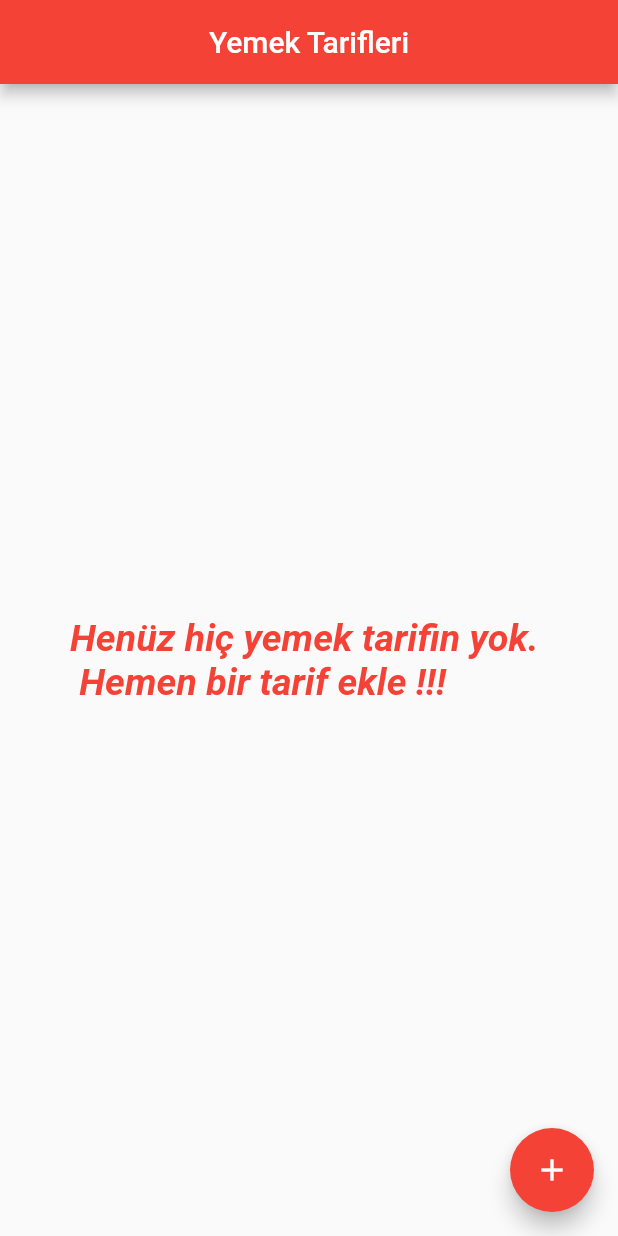
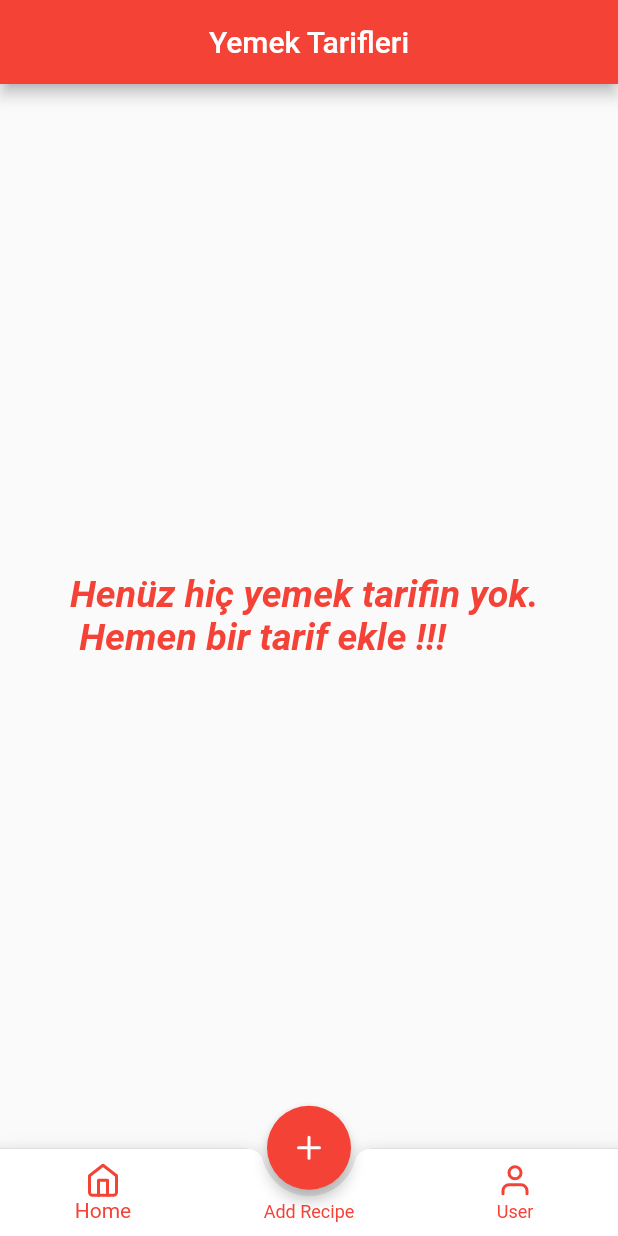
Before and after one commit to okangulsevil/sqflite_recipeapp, a Flutter app: the screen it shows after launch, on a phone screen of 412 x 824 dp. Run offline on Flutter 3.47's test engine with Material 2 defaults, Android fonts, the phone set to English and light mode, and no system bars; our stand-ins replace flutter_icons, sqflite; accounts and stored records are empty.

Commit message:
Bottom Bar Eklendi.

```diff
--- /dev/null
+++ b/lib/consts/my_icons.dart
@@ -0,0 +1,8 @@
+import 'package:flutter/material.dart';
+import 'package:flutter_icons/flutter_icons.dart';
+
+class MyAppIcons {
+  static IconData home = Feather.home;
+  static IconData addRecipe = Feather.plus;
+  static IconData user = Feather.user;
+}
--- a/lib/routes.dart
+++ b/lib/routes.dart
@@ -1,8 +1,10 @@
 import 'package:flutter/material.dart';
+import 'package:recipebook/screens/bottom_bar.dart';
 import 'package:recipebook/screens/home_screen.dart';
-import 'package:recipebook/screens/recipe_add_screen.dart';
+import 'package:recipebook/screens/add_screen.dart';
 
 final routes = {
-  "/": (BuildContext context) => MyHomePage(),
+  "/": (BuildContext context) => BottomBarScreen(),
+  "/home": (BuildContext context) => MyHomePage(),
   "/recipe_add": (BuildContext context) => RecipeAddScreen(),
 };
--- /dev/null
+++ b/lib/screens/bottom_bar.dart
@@ -0,0 +1,98 @@
+import 'package:flutter/material.dart';
+import 'package:recipebook/consts/my_icons.dart';
+import 'package:recipebook/screens/home_screen.dart';
+import 'package:recipebook/screens/add_screen.dart';
+import 'package:recipebook/screens/user_info.dart';
+
+class BottomBarScreen extends StatefulWidget {
+  @override
+  _BottomBarScreenState createState() => _BottomBarScreenState();
+}
+
+class _BottomBarScreenState extends State<BottomBarScreen> {
+  List<Map<String, Object>> _pages;
+  int _selectedPageIndex = 0;
+
+  @override
+  void initState() {
+    _pages = [
+      {
+        'page': MyHomePage(),
+      },
+      {
+        'page': RecipeAddScreen(),
+      },
+      {
+        'page': UserInfo(),
+      },
+    ];
+    super.initState();
+  }
+
+  void _selectPage(int index) {
+    setState(() {
+      _selectedPageIndex = index;
+    });
+  }
+
+  @override
+  Widget build(BuildContext context) {
+    return Scaffold(
+      body: _pages[_selectedPageIndex]['page'],
+      bottomNavigationBar: BottomAppBar(
+        shape: CircularNotchedRectangle(),
+        notchMargin: 0.01,
+        clipBehavior: Clip.antiAlias,
+        child: Container(
+          height: kBottomNavigationBarHeight * 1.05,
+          child: Container(
+            decoration: BoxDecoration(
+              color: Colors.white,
+              border: Border(
+                top: BorderSide(
+                  color: Colors.grey,
+                  width: 0.5,
+                ),
+              ),
+            ),
+            child: BottomNavigationBar(
+              onTap: _selectPage,
+              backgroundColor: Colors.white,
+              unselectedItemColor: Theme.of(context).textSelectionColor,
+              selectedItemColor: Theme.of(context).primaryColor,
+              currentIndex: _selectedPageIndex,
+              items: [
+                BottomNavigationBarItem(
+                  icon: Icon(MyAppIcons.home),
+                  title: Text("Home"),
+                ),
+                BottomNavigationBarItem(
+                  activeIcon: null,
+                  icon: Icon(null),
+                  title: Text("Add Recipe"),
+                ),
+                BottomNavigationBarItem(
+                  icon: Icon(MyAppIcons.user),
+                  title: Text("User"),
+                ),
+              ],
+            ),
+          ),
+        ),
+      ),
+      floatingActionButtonLocation: FloatingActionButtonLocation.centerDocked,
+      floatingActionButton: Padding(
+        padding: const EdgeInsets.all(4.0),
+        child: FloatingActionButton(
+            hoverElevation: 10,
+            splashColor: Colors.grey,
+            tooltip: 'Add',
+            elevation: 4,
+            child: Icon(MyAppIcons.addRecipe),
+            onPressed: () => setState(() {
+                  _selectedPageIndex = 1;
+                })),
+      ),
+    );
+  }
+}
--- a/lib/screens/home_screen.dart
+++ b/lib/screens/home_screen.dart
@@ -1,6 +1,6 @@
 import 'package:flutter/material.dart';
 import 'package:recipebook/models/recipe.dart';
-import 'package:recipebook/screens/recipe_detail_screen.dart';
+import 'package:recipebook/screens/detail_screen.dart';
 import 'package:recipebook/utils/dbHelper.dart';
 
 class MyHomePage extends StatefulWidget {
@@ -79,16 +79,7 @@ class _MyHomePageState extends State<MyHomePage> {
                 ],
               ),
             ),
-      floatingActionButton: FloatingActionButton(
-        onPressed: _goToAddRecipe,
-        tooltip: 'Increment',
-        child: Icon(Icons.add),
-      ),
     );
-  }
-
-  void _goToAddRecipe() {
-    Navigator.pushNamedAndRemoveUntil(context, "/recipe_add", (route) => true);
   }
 
   void _deleteRecipe(int deletedRecipeId, int deletedRecipeIndex) async {
--- /dev/null
+++ b/lib/screens/user_info.dart
@@ -0,0 +1,12 @@
+import 'package:flutter/material.dart';
+
+class UserInfo extends StatelessWidget {
+  @override
+  Widget build(BuildContext context) {
+    return Scaffold(
+      body: Center(
+        child: Text("User Info"),
+      ),
+    );
+  }
+}
--- a/pubspec.yaml
+++ b/pubspec.yaml
@@ -26,6 +26,10 @@ dependencies:
 
   sqflite: ^2.0.0+3
   path: ^1.8.0
+
+  flutter_icons: ^1.1.0
+
+  provider: ^5.0.0
 
 
   # The following adds the Cupertino Icons font to your application.
```
Also changed, not shown: lib/consts/colors.dart (added), lib/models/dark_theme_provider.dart (added), lib/screens/add_screen.dart (renamed from lib/screens/recipe_add_screen.dart), lib/screens/detail_screen.dart (renamed from lib/screens/recipe_detail_screen.dart), pubspec.lock.
